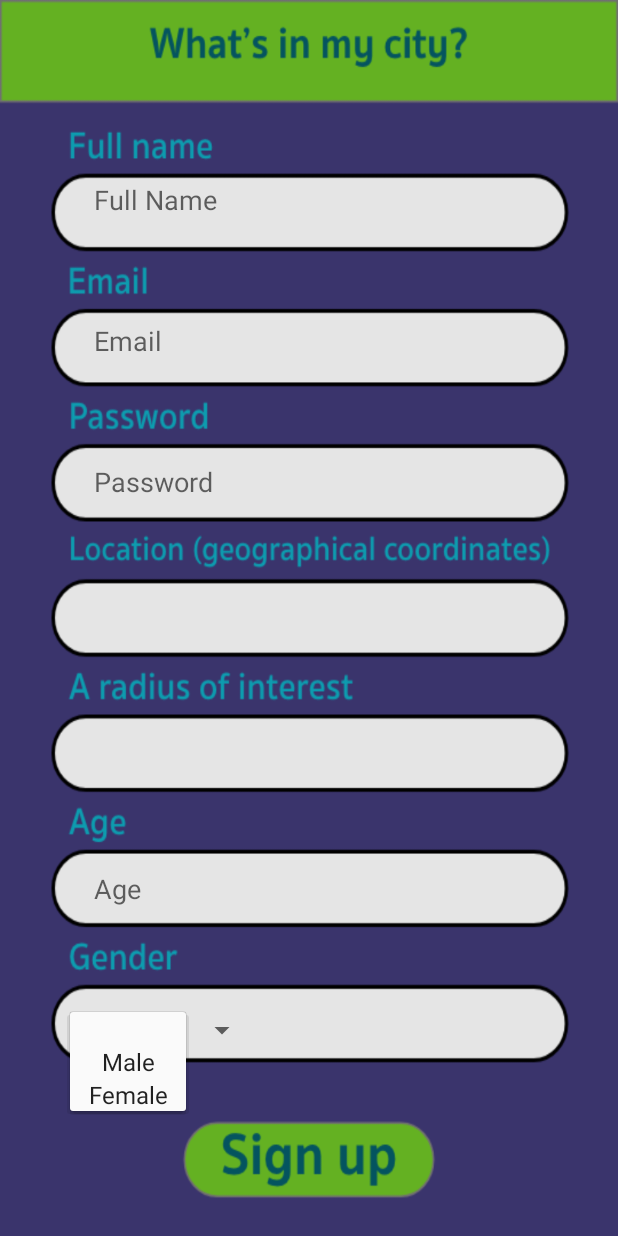
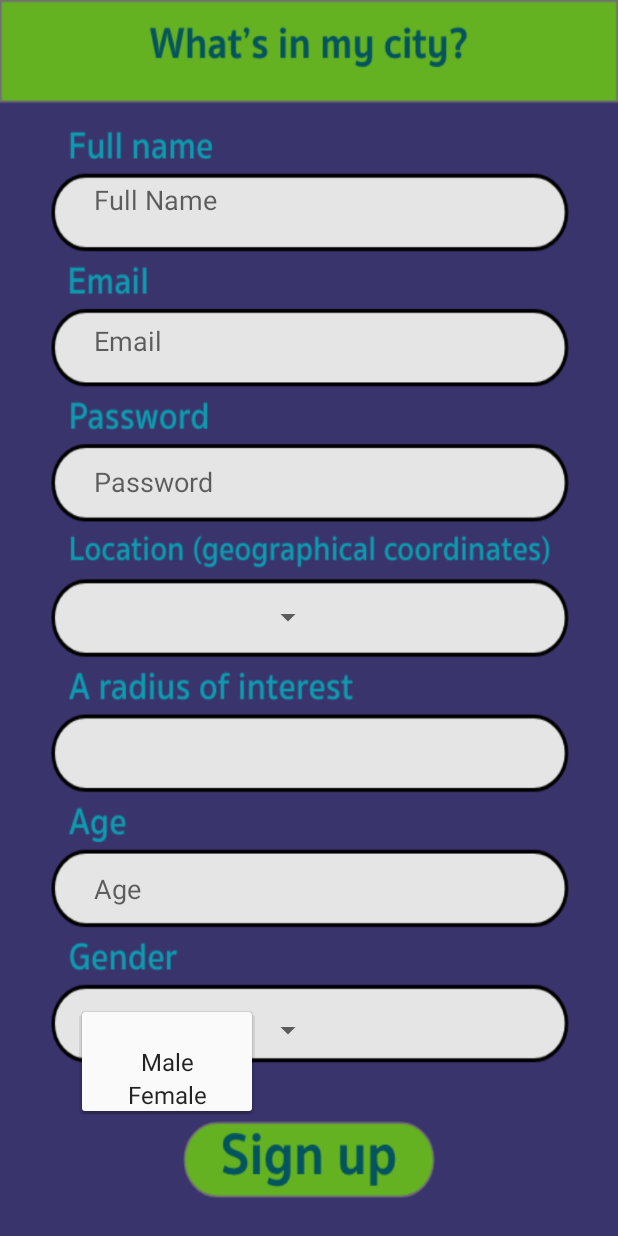
Before and after one commit to VectorMobileDEV/VectorMobileDEV-master, an Android app: the Sign_Up screen opened directly, with no data from a screen before it, after a tap on an icon or button, on a phone screen of 412 x 824 dp. Run offline under Robolectric (Android 15) with nearby library versions, the phone set to English and light mode, and no system bars.

Commit message:
Update Sign_up

```diff
--- a/app/src/main/java/com/example/tibi/whatsinmycity/Sign_Up.java
+++ b/app/src/main/java/com/example/tibi/whatsinmycity/Sign_Up.java
@@ -14,8 +14,9 @@ import java.util.List;
 public class Sign_Up extends AppCompatActivity
 {
 
-    Spinner spin;
+    Spinner spin,spin1;
     String[] gender = new String[]{" ","Male","Female"};
+    String[] orase = new String[]{" ","Constanta", "Coming soon..."};
 
     @Override
     protected void onCreate(Bundle savedInstanceState)
@@ -23,9 +24,13 @@ public class Sign_Up extends AppCompatActivity
         super.onCreate(savedInstanceState);
         setContentView(R.layout.activity_sign__up);
         spin = (Spinner)findViewById(R.id.simpleSpinner);
+        spin1 = (Spinner)findViewById(R.id.simpleSpinner1);
         ArrayAdapter<String> adapter = new ArrayAdapter<String>(this,android.R.layout.simple_spinner_item,gender);
+        ArrayAdapter<String> adapter_2 = new ArrayAdapter<String>(this,android.R.layout.simple_spinner_item,orase);
         spin.setAdapter(adapter);
-        spin.setOnItemSelectedListener(new AdapterView.OnItemSelectedListener() {
+        spin1.setAdapter(adapter_2);
+        spin.setOnItemSelectedListener(new AdapterView.OnItemSelectedListener()
+        {
             @Override
             public void onItemSelected(AdapterView<?> adapterView, View view, int i, long l)
             {
@@ -38,5 +43,19 @@ public class Sign_Up extends AppCompatActivity
 
             }
         });
+        spin1.setOnItemSelectedListener(new AdapterView.OnItemSelectedListener()
+        {
+            @Override
+            public void onItemSelected(AdapterView<?> adapterView, View view, int i, long l)
+            {
+                spin1.getSelectedItem();
+            }
+
+            @Override
+            public void onNothingSelected(AdapterView<?> adapterView)
+            {
+
+            }
+        });
     }
 }
--- a/app/src/main/res/layout/activity_main.xml
+++ b/app/src/main/res/layout/activity_main.xml
@@ -62,10 +62,4 @@
         app:layout_constraintTop_toBottomOf="@+id/editText2"
         app:layout_constraintVertical_bias="0.219" />
 
-    <Button
-        android:id="@+id/button3"
-        android:layout_width="wrap_content"
-        android:layout_height="wrap_content"
-        android:text="Button" />
-
 </android.support.constraint.ConstraintLayout>
--- a/app/src/main/res/layout/activity_sign__up.xml
+++ b/app/src/main/res/layout/activity_sign__up.xml
@@ -83,15 +83,29 @@
 
     <Spinner
         android:id="@+id/simpleSpinner"
-        android:layout_width="125dp"
+        android:layout_width="161dp"
         android:layout_height="wrap_content"
         android:layout_centerHorizontal="true"
         android:textAlignment="center"
         app:layout_constraintBottom_toBottomOf="parent"
         app:layout_constraintEnd_toEndOf="parent"
-        app:layout_constraintHorizontal_bias="0.162"
+        app:layout_constraintHorizontal_bias="0.219"
         app:layout_constraintStart_toStartOf="parent"
         app:layout_constraintTop_toTopOf="parent"
         app:layout_constraintVertical_bias="0.843" />
 
+    <Spinner
+        android:id="@+id/simpleSpinner1"
+        android:layout_width="161dp"
+        android:layout_height="wrap_content"
+        android:layout_centerHorizontal="true"
+        android:textAlignment="center"
+        app:layout_constraintBottom_toBottomOf="parent"
+        app:layout_constraintEnd_toEndOf="parent"
+        app:layout_constraintHorizontal_bias="0.219"
+        app:layout_constraintStart_toStartOf="parent"
+        app:layout_constraintTop_toTopOf="parent"
+        app:layout_constraintVertical_bias="0.499" />
+
+
 </android.support.constraint.ConstraintLayout>
```
